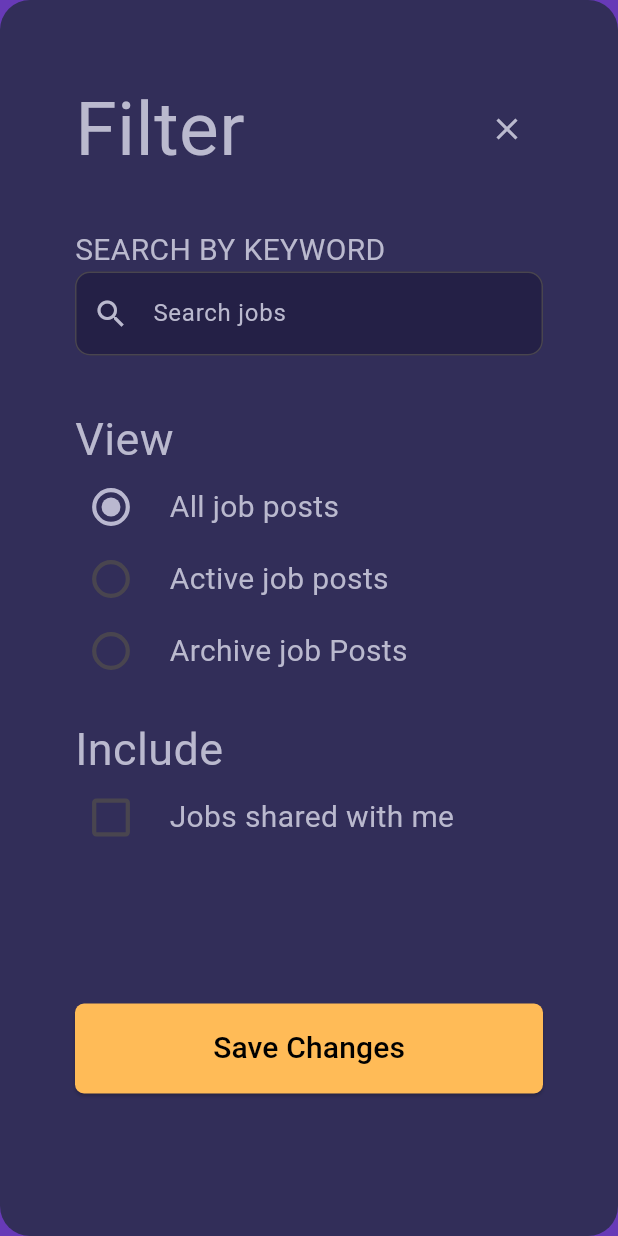
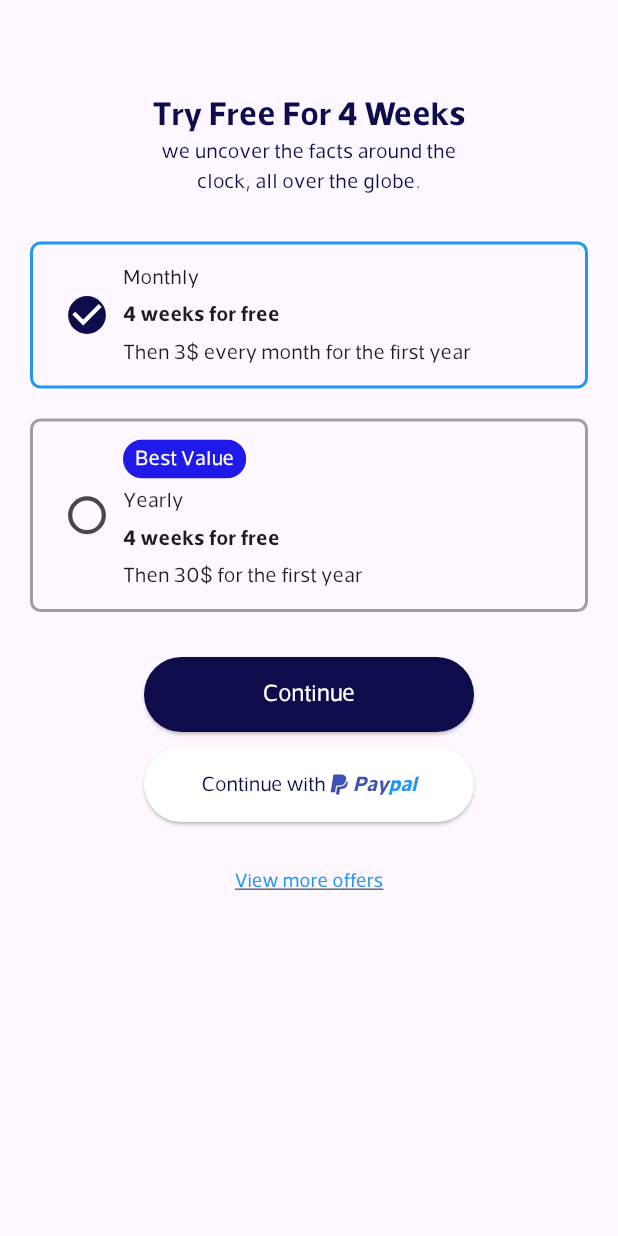
Before and after one commit to Yazan-Abdalmutee/Flutter-Widgets, a Flutter app: the screen it shows after launch, on a phone screen of 412 x 824 dp. Run offline on Flutter 3.47's test engine with Material 3 defaults, Android fonts, the phone set to English and light mode, and no system bars.

Commit message:
initial commit

```diff
--- /dev/null
+++ b/lib/demos/layout_widgets/list_tile.dart
@@ -0,0 +1,53 @@
+import 'package:flutter/material.dart';
+
+class ListTileDemo extends StatefulWidget {
+  const ListTileDemo({super.key});
+
+  @override
+  State<ListTileDemo> createState() => _ListTileDemoState();
+}
+
+class _ListTileDemoState extends State<ListTileDemo> {
+
+  @override
+  Widget build(BuildContext context) {
+    return MaterialApp(
+      debugShowCheckedModeBanner: false,
+      home: ListTileSample(),
+    );
+  }
+}
+
+class ListTileSample extends StatefulWidget {
+
+    const ListTileSample({super.key});
+
+  @override
+  State<ListTileSample> createState() => _ListTileSampleState();
+}
+
+class _ListTileSampleState extends State<ListTileSample> {
+   bool isSelected = false;
+
+  @override
+  Widget build(BuildContext context) {
+    return Scaffold(
+      appBar: AppBar(title: const Text('ListTile Sample'), centerTitle: true),
+      body: ListTile(
+
+        tileColor: isSelected? Colors.red:Colors.green,
+        title: Text("This is Tile Demo"),
+        subtitle: Text("This is subtitle"),
+        splashColor: Colors.red,
+        hoverColor: Colors.green,
+        leading: FlutterLogo(size: 40),
+        trailing: Icon(Icons.expand_circle_down_outlined, color: Colors.white),
+        onTap: () {
+          setState(() {
+            isSelected = !isSelected;
+          });
+        },
+      ),
+    );
+  }
+}
--- /dev/null
+++ b/lib/demos/layout_widgets/paypal.dart
@@ -0,0 +1,266 @@
+import 'package:flutter/material.dart';
+
+class PayPageDemo extends StatelessWidget {
+  const PayPageDemo({super.key});
+
+  @override
+  Widget build(BuildContext context) {
+    return const MaterialApp(
+      debugShowCheckedModeBanner: false,
+      home: PayPageSample(),
+    );
+  }
+}
+
+class PayPageSample extends StatefulWidget {
+  const PayPageSample({super.key});
+
+  @override
+  State<PayPageSample> createState() => _PayPageSampleState();
+}
+
+class _PayPageSampleState extends State<PayPageSample> {
+  int isChecked = 1;
+
+  @override
+  Widget build(BuildContext context) {
+    return Scaffold(
+      body: Padding(
+        padding: const EdgeInsets.fromLTRB(20, 60, 20, 10),
+        child: Column(
+          children: [
+            Text(
+              "Try Free For 4 Weeks",
+              style: TextStyle(
+                fontWeight: FontWeight.bold,
+                fontSize: 22,
+                color: Color(0xFF0D0D4B),
+                fontFamily: "Somar",
+              ),
+            ),
+            Text(
+              "we uncover the facts around the",
+              style: TextStyle(
+                fontSize: 14,
+                color: Color(0xFF0D0D4B),
+                fontFamily: "Somar",
+              ),
+            ),
+            Text(
+              "clock, all over the globe.",
+              style: TextStyle(
+                fontSize: 14,
+                color: Color(0xFF0D0D4B),
+                fontFamily: "Somar",
+              ),
+            ),
+            SizedBox(height: 30),
+            Container(
+              decoration: BoxDecoration(
+                borderRadius: BorderRadius.circular(7),
+                border: Border.all(
+                  color: (isChecked == 1) ? Colors.blue : Colors.grey,
+                  width: 2,
+                ),
+              ),
+              child: Padding(
+                padding: const EdgeInsets.all(12.0),
+                child: Row(
+                  children: [
+                    Transform.scale(
+                      scale: 1.4,
+                      child: Checkbox(
+                        fillColor: WidgetStateProperty.resolveWith((states) {
+                          if (states.contains(WidgetState.selected)) {
+                            return Color(0xFF0D0D4B);
+                          }
+                          return null;
+                        }),
+                        checkColor: Colors.white,
+                        shape: CircleBorder(),
+                        value: isChecked == 1,
+                        onChanged: (bool? value) {
+                          setState(() {
+                            isChecked = 1;
+                          });
+                        },
+                      ),
+                    ),
+
+                    Column(
+                      crossAxisAlignment: CrossAxisAlignment.start,
+                      children: [
+                        Text("Monthly", style: TextStyle(fontFamily: "Somar")),
+                        SizedBox(height: 5),
+
+                        Text(
+                          "4 weeks for free",
+                          style: TextStyle(
+                            fontWeight: FontWeight.bold,
+                            fontFamily: "Somar",
+                          ),
+                        ),
+                        SizedBox(height: 5),
+
+                        Text(
+                          "Then 3\$ every month for the first year",
+                          style: TextStyle(fontFamily: "Somar"),
+                        ),
+                      ],
+                    ),
+                  ],
+                ),
+              ),
+            ),
+            SizedBox(height: 20),
+            Container(
+              decoration: BoxDecoration(
+                borderRadius: BorderRadius.circular(7),
+                border: Border.all(
+                  color: (isChecked == 2) ? Colors.blue : Colors.grey,
+                  width: 2,
+                ),
+              ),
+              child: Padding(
+                padding: const EdgeInsets.all(12.0),
+                child: Row(
+                  children: [
+                    Transform.scale(
+                      scale: 1.4,
+                      child: Checkbox(
+                        fillColor: WidgetStateProperty.resolveWith((states) {
+                          if (states.contains(WidgetState.selected)) {
+                            return Color(0xFF0D0D4B);
+                          }
+                          return null;
+                        }),
+                        checkColor: Colors.white,
+                        shape: CircleBorder(),
+                        value: isChecked == 2,
+                        onChanged: (bool? value) {
+                          setState(() {
+                            isChecked = 2;
+                          });
+                        },
+                      ),
+                    ),
+
+                    Column(
+                      crossAxisAlignment: CrossAxisAlignment.start,
+                      children: [
+                        ClipRRect(
+                          borderRadius: BorderRadius.circular(20),
+
+                          child: ColoredBox(
+                            color: Color(0xE50600E8),
+                            child: Padding(
+                              padding: const EdgeInsets.fromLTRB(8, 3, 8, 3),
+                              child: Text(
+                                "Best Value",
+                                style: TextStyle(
+                                  color: Colors.white,
+                                  fontFamily: "Somar",
+                                ),
+                              ),
+                            ),
+                          ),
+                        ),
+                        SizedBox(height: 5),
+                        Text("Yearly", style: TextStyle(fontFamily: "Somar")),
+                        SizedBox(height: 5),
+
+                        Text(
+                          "4 weeks for free",
+                          style: TextStyle(
+                            fontWeight: FontWeight.bold,
+                            fontFamily: "Somar",
+                          ),
+                        ),
+                        SizedBox(height: 5),
+
+                        Text(
+                          "Then 30\$ for the first year",
+                          style: TextStyle(fontFamily: "Somar"),
+                        ),
+                      ],
+                    ),
+                  ],
+                ),
+              ),
+            ),
+            SizedBox(height: 30),
+            SizedBox(
+              width: 220,
+              height: 50,
+              child: ElevatedButton(
+                onPressed: () {},
+                style: TextButton.styleFrom(backgroundColor: Color(0xFF0D0D4B)),
+                child: Text(
+                  "Continue",
+                  style: TextStyle(
+                    fontSize: 16,
+                    color: Colors.white,
+                    fontFamily: "Somar",
+                  ),
+                ),
+              ),
+            ),
+            SizedBox(height: 10),
+            SizedBox(
+              width: 220,
+              height: 50,
+              child: ElevatedButton(
+                onPressed: () {},
+                style: TextButton.styleFrom(backgroundColor: Colors.white),
+                child: Row(
+                  mainAxisAlignment: MainAxisAlignment.center,
+                  children: [
+                    Text(
+                      "Continue with",
+                      style: TextStyle(
+                        color: Color(0xFF0D0D4B),
+                        fontFamily: "Somar",
+                      ),
+                    ),
+                    Icon(Icons.paypal_outlined, color: Colors.indigo),
+                    Text(
+                      "Pay",
+                      style: TextStyle(
+                        fontWeight: FontWeight.bold,
+                        color: Colors.indigo,
+                        fontFamily: "Somar",
+                        fontStyle: FontStyle.italic,
+                      ),
+                    ),
+                    Text(
+                      "pal",
+                      style: TextStyle(
+                        fontWeight: FontWeight.bold,
+                        color: Colors.blue,
+                        fontFamily: "Somar",
+                        fontStyle: FontStyle.italic,
+                      ),
+                    ),
+                  ],
+                ),
+              ),
+            ),
+            SizedBox(height: 30),
+            InkWell(
+              onTap: () {},
+              child: Text(
+                "View more offers",
+                style: TextStyle(
+                  fontSize: 13,
+                  fontFamily: "Somar",
+                  color: Colors.blue,
+                  decoration: TextDecoration.underline,
+                ),
+              ),
+            ),
+          ],
+        ),
+      ),
+    );
+  }
+}
--- a/lib/main.dart
+++ b/lib/main.dart
@@ -5,6 +5,8 @@ import 'demos/layout_widgets/chips/choice_chip.dart';
 import 'demos/layout_widgets/chips/filter_chip.dart';
 import 'demos/layout_widgets/chips/input_chip.dart';
 import 'demos/layout_widgets/filter_page.dart';
+import 'demos/layout_widgets/list_tile.dart';
+import 'demos/layout_widgets/paypal.dart';
 
 void main() {
   runApp(const MyApp());
@@ -15,6 +17,6 @@ class MyApp extends StatelessWidget {
 
   @override
   Widget build(BuildContext context) {
-    return FilterPageExample() ;
+    return PayPageDemo() ;
   }
 }
--- a/pubspec.yaml
+++ b/pubspec.yaml
@@ -73,6 +73,12 @@ flutter:
   # "family" key with the font family name, and a "fonts" key with a
   # list giving the asset and other descriptors for the font. For
   # example:
+  fonts:
+    - family: Somar
+      fonts:
+        - asset: assets/fonts/Somar-Regular.otf
+        - asset: assets/fonts/Somar-Black.otf
+        - asset: assets/fonts/Somar-Bold.otf
   # fonts:
   #   - family: Schyler
   #     fonts:
```
Also changed, not shown: assets/fonts/Roboto-Bold.ttf (added), assets/fonts/Roboto-Medium.ttf (added), assets/fonts/Roboto-Regular.ttf (added), assets/fonts/Somar-Black.otf (added), assets/fonts/Somar-Bold.otf (added), assets/fonts/Somar-Regular.otf (added), assets/fonts/WorkSans-Bold.ttf (added), assets/fonts/WorkSans-Medium.ttf (added), assets/fonts/WorkSans-Regular.ttf (added), assets/fonts/WorkSans-SemiBold.ttf (added).
